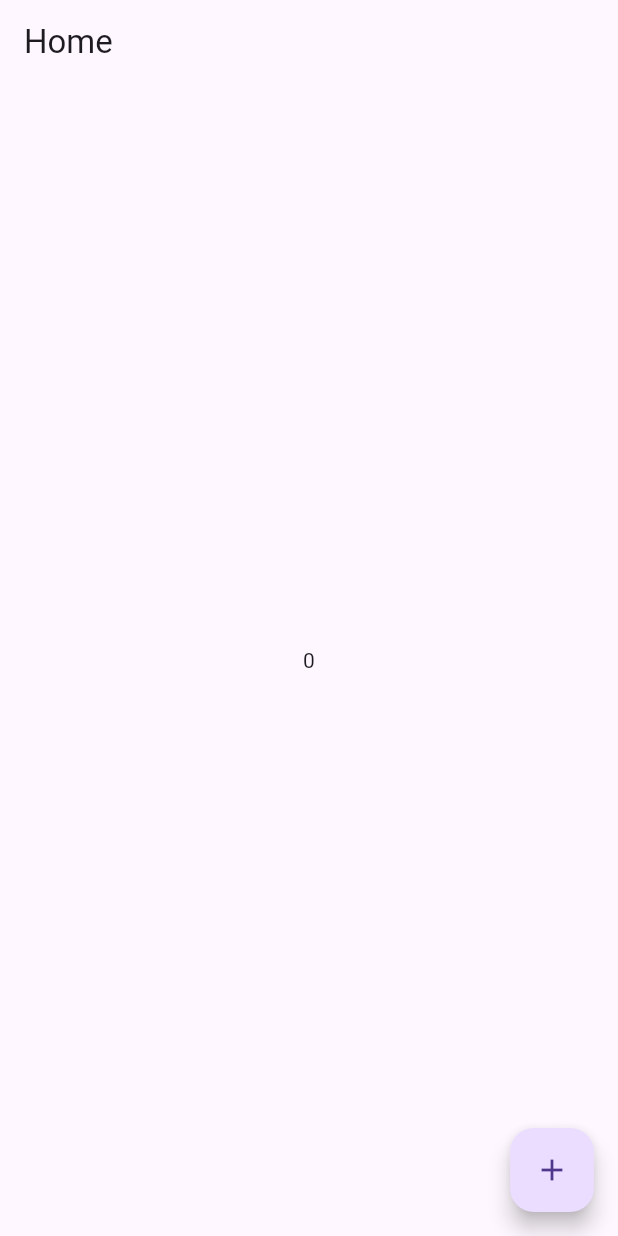
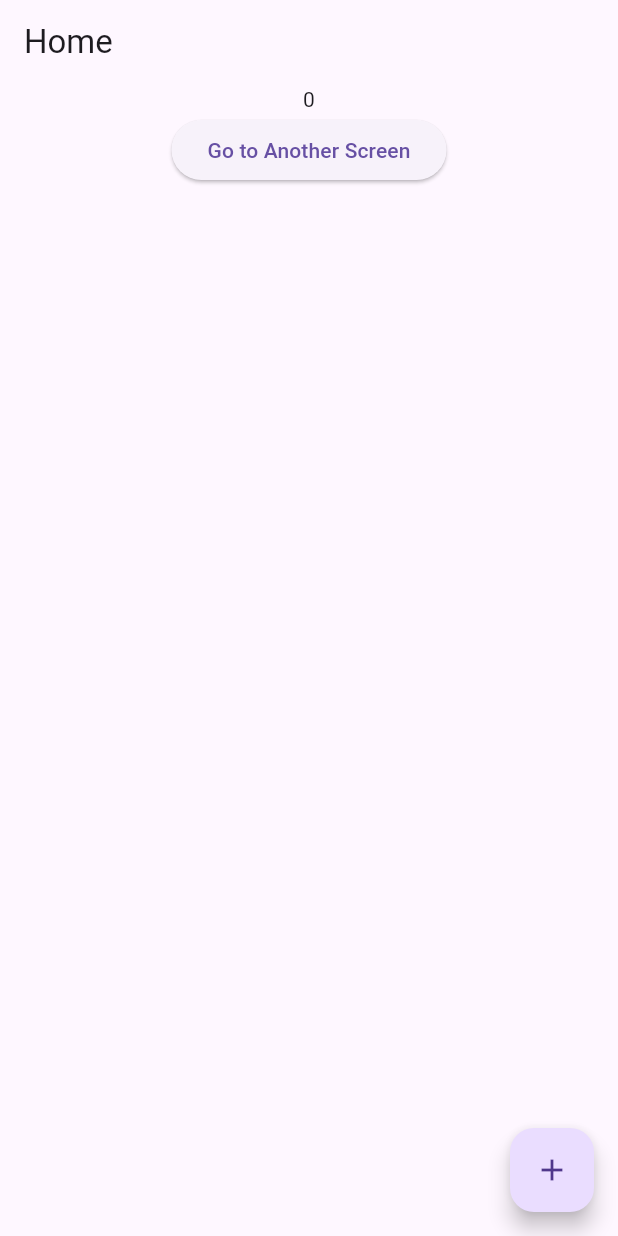
Before and after one commit to farhanmahmud21/getX_practice_counterApp, a Flutter app: the screen it shows after launch, on a phone screen of 412 x 824 dp. Run offline on Flutter 3.47's test engine with Material 3 defaults, Android fonts, the phone set to English and light mode, and no system bars; our stand-ins replace get.

Commit message:
Add AnotherScreen and integrate navigation in MyCounterApp

```diff
--- /dev/null
+++ b/lib/another_screen.dart
@@ -0,0 +1,15 @@
+import 'package:flutter/material.dart';
+
+class AnotherScreen extends StatelessWidget {
+  const AnotherScreen({super.key});
+
+  @override
+  Widget build(BuildContext context) {
+    return Scaffold(
+      appBar: AppBar(
+        title: Text('Another Screen'),
+      ),
+      body: Center(child: Text('Another Screen')),
+    );
+  }
+}
--- a/lib/main.dart
+++ b/lib/main.dart
@@ -1,3 +1,4 @@
+import 'package:counter_app/another_screen.dart';
 import 'package:flutter/material.dart';
 import 'package:get/get.dart';
 
@@ -12,7 +13,7 @@ class MyCounterApp extends StatelessWidget {
 
   @override
   Widget build(BuildContext context) {
-    return MaterialApp(
+    return GetMaterialApp(
       home: Scaffold(
         floatingActionButton: FloatingActionButton(
           onPressed: () {
@@ -23,8 +24,20 @@ class MyCounterApp extends StatelessWidget {
         appBar: AppBar(
           title: Text('Home'),
         ),
-        body: Center(
-          child: Obx(() => Text(counterController.counter.toString())),
+        body: Column(
+          children: [
+            Center(
+              child: Obx(
+                () => Text(counterController.counter.toString()),
+              ),
+            ),
+            ElevatedButton(
+              onPressed: () {
+                Get.to(AnotherScreen());
+              },
+              child: Text('Go to Another Screen'),
+            )
+          ],
         ),
       ),
     );
```
